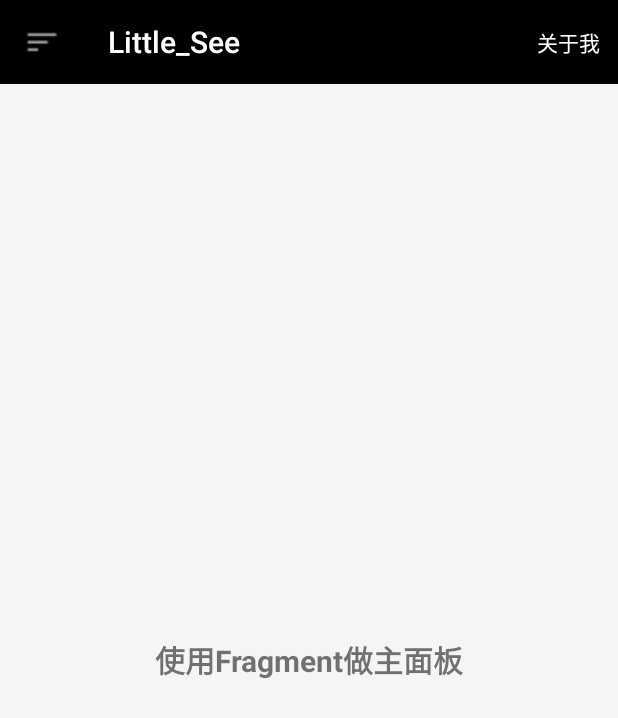
After one commit to clwater/Little_See, an Android app: the fragment ContentFragment placed in its activity, on a phone screen of 412 x 824 dp. The commit adds this screen. Shown: the top 718 px of the screen. Run offline under Robolectric (Android 15) with nearby library versions, the phone set to English and light mode, and no system bars; our stand-ins replace ButterKnife.

Commit message:
Fragment简单实现

```diff
--- /dev/null
+++ b/Little_See_app/app/src/main/java/com/clwater/littesee/Fragment/ContentFragment.java
@@ -0,0 +1,26 @@
+package com.clwater.littesee.Fragment;
+
+import android.app.Fragment;
+import android.os.Bundle;
+import android.view.LayoutInflater;
+import android.view.View;
+import android.view.View.OnClickListener;
+import android.view.ViewGroup;
+import android.widget.ImageButton;
+import android.widget.Toast;
+
+import com.clwater.littesee.R;
+
+/**
+ * Created by gengzhibo on 16/10/10.
+ */
+
+public class ContentFragment extends Fragment {
+    @Override
+    public View onCreateView(LayoutInflater inflater, ViewGroup container,
+                             Bundle savedInstanceState)
+    {
+        return inflater.inflate(R.layout.fragment_content, container, false);
+    }
+
+}
--- /dev/null
+++ b/Little_See_app/app/src/main/java/com/clwater/littesee/Fragment/TitleFragment.java
@@ -0,0 +1,41 @@
+package com.clwater.littesee.Fragment;
+
+/**
+ * Created by gengzhibo on 16/10/10.
+ */
+
+import android.app.Fragment;
+import android.os.Bundle;
+import android.view.LayoutInflater;
+import android.view.View;
+import android.view.View.OnClickListener;
+import android.view.ViewGroup;
+import android.widget.ImageButton;
+import android.widget.Toast;
+
+import com.clwater.littesee.R;
+
+public class TitleFragment extends Fragment
+{
+
+    private ImageButton mLeftMenu;
+
+    @Override
+    public View onCreateView(LayoutInflater inflater, ViewGroup container,
+                             Bundle savedInstanceState)
+    {
+        View view = inflater.inflate(R.layout.fragment_title, container, false);
+        mLeftMenu = (ImageButton) view.findViewById(R.id.id_title_left_btn);
+        mLeftMenu.setOnClickListener(new OnClickListener()
+        {
+            @Override
+            public void onClick(View v)
+            {
+                Toast.makeText(getActivity(),
+                        "i am an ImageButton in TitleFragment ! ",
+                        Toast.LENGTH_SHORT).show();
+            }
+        });
+        return view;
+    }
+}
--- a/Little_See_app/app/src/main/java/com/clwater/littesee/MainActivity.java
+++ b/Little_See_app/app/src/main/java/com/clwater/littesee/MainActivity.java
@@ -1,6 +1,8 @@
 package com.clwater.littesee;
 
 
+import android.app.FragmentManager;
+import android.app.FragmentTransaction;
 import android.content.Intent;
 import android.graphics.Color;
 import android.os.Build;
@@ -19,6 +21,9 @@ import android.view.WindowManager;
 
 import com.clwater.littesee.Activity.AboutActivity;
 import com.clwater.littesee.Activity.BaseActivity;
+import com.clwater.littesee.Fragment.ContentFragment;
+import com.clwater.littesee.Fragment.TitleFragment;
+
 import butterknife.ButterKnife;
 import butterknife.InjectView;
 
@@ -34,6 +39,10 @@ public class MainActivity extends BaseActivity implements NavigationView.OnNavig
     Toolbar toolbar;
 
 
+    private ContentFragment mWeixin;
+    private TitleFragment t;
+
+
     @Override
     protected void onCreate(Bundle savedInstanceState) {
         super.onCreate(savedInstanceState);
@@ -43,16 +52,27 @@ public class MainActivity extends BaseActivity implements NavigationView.OnNavig
 
         //initTitleBar();
         initNavigationView();
-
+        setDefaultFragment();
 
     }
 
+    private void setDefaultFragment() {
+        FragmentManager fm = getFragmentManager();
+        FragmentTransaction transaction = fm.beginTransaction();
+        mWeixin = new ContentFragment();
+        transaction.replace(R.id.id_content, mWeixin);
+        transaction.commit();
+
+        t = new TitleFragment();
+        transaction.replace(R.id.id_content, t);
+
+    }
 
 
     private void initNavigationView() {
         setSupportActionBar(toolbar);
         final ActionBar ab = getSupportActionBar();
-        ab.setHomeAsUpIndicator(R.drawable.ic_menu_more);
+        ab.setHomeAsUpIndicator(R.drawable.ic_menu_nv);
         ab.setDisplayHomeAsUpEnabled(true);
         setupDrawerContent(navigationView);
         navigationView.setNavigationItemSelectedListener(this);
@@ -63,9 +83,12 @@ public class MainActivity extends BaseActivity implements NavigationView.OnNavig
         switch (item.getItemId()) {
             case R.id.nav_zhihu:
                // getSupportFragmentManager().beginTransaction().replace(R.id.frame_content, new FragmentOne()).commit();
-                //mToolbar.setTitle("我的动态");
+                toolbar.setTitle("我的动态");
+                drawerLayout.closeDrawers();
                 break;
             case R.id.nav_about:
+                toolbar.setTitle("Little_See");
+                drawerLayout.closeDrawers();
                 startActivity(new Intent(this , AboutActivity.class));
                 break;
         }
--- a/Little_See_app/app/src/main/res/layout/activity_main.xml
+++ b/Little_See_app/app/src/main/res/layout/activity_main.xml
@@ -10,14 +10,19 @@
     tools:context=".MainActivity">
 
 
-    <FrameLayout
+
+
+    <RelativeLayout
         android:layout_width="match_parent"
         android:layout_height="match_parent">
 
-        <FrameLayout
-            android:id="@+id/fragment_container"
-            android:layout_width="match_parent"
-            android:layout_height="match_parent"/>
+
+
+
+
+
+
+
 
         <android.support.v7.widget.Toolbar
             android:id="@+id/mv_toolbar"
@@ -28,7 +33,16 @@
             app:titleTextColor="@color/_ffffff"
             app:theme="@style/Title"
             />
-    </FrameLayout>
+
+
+        <FrameLayout
+            android:id="@+id/id_content"
+            android:layout_width="fill_parent"
+            android:layout_height="fill_parent"
+            android:layout_below="@id/mv_toolbar"
+            />
+
+    </RelativeLayout>
 
 
     <android.support.design.widget.NavigationView
@@ -38,9 +52,7 @@
         android:layout_gravity="left"
         android:fitsSystemWindows="true"
         app:headerLayout="@layout/nv_head"
-        app:menu="@menu/nv_menu"
-
-        />
+        app:menu="@menu/nv_menu" />
 
 
 
--- /dev/null
+++ b/Little_See_app/app/src/main/res/layout/fragment_content.xml
@@ -0,0 +1,15 @@
+<?xml version="1.0" encoding="utf-8"?>
+<LinearLayout xmlns:android="http://schemas.android.com/apk/res/android"
+    android:layout_width="match_parent"
+    android:layout_height="match_parent"
+    android:orientation="vertical" >
+
+    <TextView
+        android:layout_width="fill_parent"
+        android:layout_height="fill_parent"
+        android:gravity="center"
+        android:text="使用Fragment做主面板"
+        android:textSize="20sp"
+        android:textStyle="bold" />
+
+</LinearLayout>
--- a/Little_See_app/app/src/main/res/layout/nv_head.xml
+++ b/Little_See_app/app/src/main/res/layout/nv_head.xml
@@ -1,10 +1,10 @@
 <RelativeLayout xmlns:android="http://schemas.android.com/apk/res/android"
     android:layout_width="match_parent"
     android:layout_height="192dp"
-    android:background="?attr/colorPrimaryDark"
+    android:background="@color/_000000"
     android:orientation="vertical"
     android:padding="16dp"
-    android:theme="@style/ThemeOverlay.AppCompat.Dark">
+    >
 
     <TextView
         android:id="@+id/id_link"
@@ -12,6 +12,7 @@
         android:layout_height="wrap_content"
         android:layout_alignParentBottom="true"
         android:layout_marginBottom="16dp"
+        android:textColor="@color/_ffffff"
         android:text="some text"/>
 
     <ImageView
```
Also changed, not shown: Little_See_app/app/src/main/res/layout/fragment_title.xml (added, +24 -0 lines), Little_See_app/app/src/main/res/drawable/ic_menu_nv.png (added), 1 other file.
